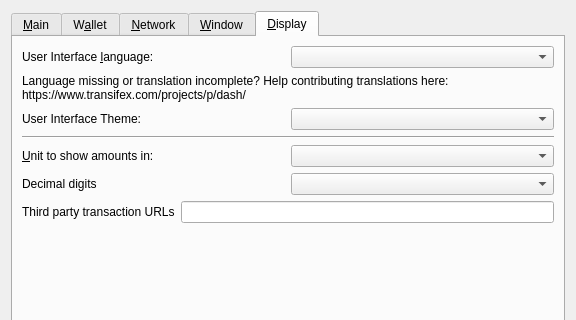
First picture: the form in src/qt/forms/optionsdialog.ui, repository jsheng08/trivechain-core, before the edit; both pictures show x 0 to 576 and y 0 to 320 of the 576 by 463 pixel window.
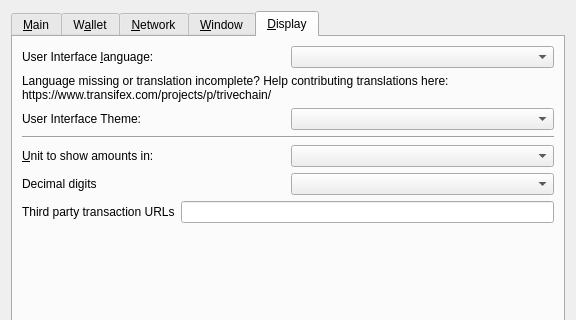
Second picture: the form after the edit. The open tabs and pages were chosen to show the change. Custom widgets are drawn as their Qt base class.

What changed in the file:
```diff
--- a/src/qt/forms/optionsdialog.ui
+++ b/src/qt/forms/optionsdialog.ui
@@ -713,7 +713,7 @@
          </property>
          <property name="text">
           <string>Language missing or translation incomplete? Help contributing translations here:
-https://www.transifex.com/projects/p/dash/</string>
+https://www.transifex.com/projects/p/trivechain/</string>
          </property>
          <property name="wordWrap">
           <bool>true</bool>
```
